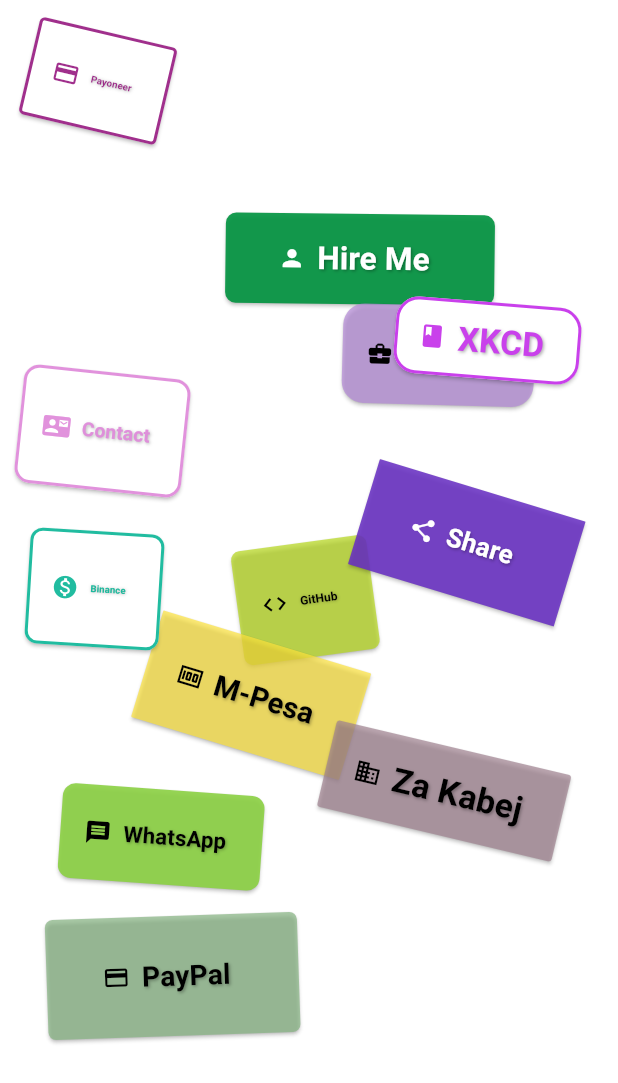
After one commit to Mach-web/HandwrittenNotesToAudio_flutterApp, a Flutter app: the screen it shows after launch, item 2 of the bottom bar chosen, after a tap on the "bubble chart" icon, on a phone screen of 412 x 824 dp. The commit adds this screen. Shown: the top 1083 px of the screen. Run offline on Flutter 3.47's test engine with Material 3 defaults, Android fonts, the phone set to English and light mode, and no system bars; our stand-ins replace audioplayers, file_picker, flutter_widget_from_html_core, get, image_picker, lottie and 2 more; missing offline and left inert: docx_template, flutter_sound, syncfusion_flutter_pdf.

Commit message:
random btns screen

```diff
--- a/lib/download.dart
+++ b/lib/download.dart
@@ -32,7 +32,7 @@ class Download {
 
     ScaffoldMessenger.of(
       context,
-    ).showSnackBar(SnackBar(content: Text('Audio saved to $newPath')));
+    ).showSnackBar(SnackBar(content: Text('Audio saved to $newPath'), duration: Duration(seconds: 5),));
   }
 
   Future<void> downloadAsPDF({
--- a/lib/views/capture/capture_notes.dart
+++ b/lib/views/capture/capture_notes.dart
@@ -4,6 +4,7 @@ import 'package:flutter/material.dart';
 import 'package:get/get.dart';
 import 'package:image_picker/image_picker.dart';
 import 'package:notestoaudio/views/capture/edit_notes.dart';
+import 'package:notestoaudio/views/random_buttons.dart';
 
 class CaptureNotesPage extends StatefulWidget {
   const CaptureNotesPage({super.key});
@@ -45,7 +46,18 @@ class _CaptureNotesPageState extends State<CaptureNotesPage> {
   @override
   Widget build(BuildContext context) {
     return Scaffold(
-      appBar: AppBar(title: Text('Capture Notes'), backgroundColor: Theme.of(context).colorScheme.primary,),
+      appBar: AppBar(
+        title: Text('Capture Notes'),
+        backgroundColor: Theme.of(context).colorScheme.primary,
+        actions: [
+          IconButton(onPressed: (){
+            Navigator.of(context).push(
+              MaterialPageRoute(builder: (context)=>RandomButtonsScreen())
+            );
+          },
+          icon: Icon(Icons.bubble_chart_outlined))
+        ],
+      ),
       body: Padding(
         padding: const EdgeInsets.all(16.0),
         child: Column(
@@ -57,12 +69,18 @@ class _CaptureNotesPageState extends State<CaptureNotesPage> {
                   child: ListView.builder(
                     scrollDirection: Axis.horizontal,
                     itemCount: _images.length,
-                      itemBuilder: (context, index) => Padding(
+                    itemBuilder:
+                        (context, index) => Padding(
                           padding: const EdgeInsets.symmetric(horizontal: 4.0),
                           child: Stack(
                             alignment: Alignment.topRight,
                             children: [
-                            Image.file(_images[index], height: 200, width: 150, fit: BoxFit.cover),
+                              Image.file(
+                                _images[index],
+                                height: 200,
+                                width: 150,
+                                fit: BoxFit.cover,
+                              ),
                               IconButton(
                                 icon: Icon(Icons.cancel, color: Colors.red),
                                 onPressed: () {
@@ -87,12 +105,15 @@ class _CaptureNotesPageState extends State<CaptureNotesPage> {
               mainAxisAlignment: MainAxisAlignment.center,
               children: [
                 ElevatedButton.icon(
-                  icon: Icon(Icons.camera_alt, color: Colors.white,),
+                  icon: Icon(Icons.camera_alt, color: Colors.white),
                   label: Text('Capture'),
                   style: ElevatedButton.styleFrom(
                     backgroundColor: Theme.of(context).colorScheme.primary,
                     foregroundColor: Colors.white,
-                      padding: const EdgeInsets.symmetric(horizontal: 32, vertical: 12),
+                    padding: const EdgeInsets.symmetric(
+                      horizontal: 32,
+                      vertical: 12,
+                    ),
                     shape: RoundedRectangleBorder(
                       borderRadius: BorderRadius.circular(30),
                     ),
@@ -101,12 +122,15 @@ class _CaptureNotesPageState extends State<CaptureNotesPage> {
                 ),
                 const SizedBox(width: 10),
                 ElevatedButton.icon(
-                  icon: Icon(Icons.upload, color: Colors.white,),
+                  icon: Icon(Icons.upload, color: Colors.white),
                   label: Text('Upload'),
                   style: ElevatedButton.styleFrom(
                     backgroundColor: Theme.of(context).colorScheme.primary,
                     foregroundColor: Colors.white,
-                      padding: const EdgeInsets.symmetric(horizontal: 32, vertical: 12),
+                    padding: const EdgeInsets.symmetric(
+                      horizontal: 32,
+                      vertical: 12,
+                    ),
                     shape: RoundedRectangleBorder(
                       borderRadius: BorderRadius.circular(30),
                     ),
@@ -117,14 +141,21 @@ class _CaptureNotesPageState extends State<CaptureNotesPage> {
             ),
             const SizedBox(height: 20),
             ElevatedButton(
-              onPressed: _images.isNotEmpty ? () {
+              onPressed:
+                  _images.isNotEmpty
+                      ? () {
                         _navigateToEditNotes();
-              } : null,
-              style: _images.isNotEmpty
+                      }
+                      : null,
+              style:
+                  _images.isNotEmpty
                       ? ElevatedButton.styleFrom(
                         backgroundColor: Theme.of(context).colorScheme.primary,
                         foregroundColor: Colors.white,
-                      padding: const EdgeInsets.symmetric(horizontal: 32, vertical: 12),
+                        padding: const EdgeInsets.symmetric(
+                          horizontal: 32,
+                          vertical: 12,
+                        ),
                         shape: RoundedRectangleBorder(
                           borderRadius: BorderRadius.circular(30),
                         ),
--- /dev/null
+++ b/lib/views/random_buttons.dart
@@ -0,0 +1,153 @@
+import 'package:flutter/material.dart';
+import 'dart:math';
+
+class RandomButtonsScreen extends StatefulWidget {
+  const RandomButtonsScreen({Key? key}) : super(key: key);
+
+  @override
+  _RandomButtonsScreenState createState() => _RandomButtonsScreenState();
+}
+
+class _RandomButtonsScreenState extends State<RandomButtonsScreen> {
+  final Random _random = Random();
+final Map<String, IconData> buttonLabels = {
+      'GitHub': Icons.code,
+      'PayPal': Icons.payment,
+      'M-Pesa': Icons.money,
+      'Payoneer': Icons.credit_card,
+      'Za Kabej': Icons.business,
+      'Binance': Icons.monetization_on,
+      'Hire Me': Icons.person,
+      'Contact': Icons.contact_mail,
+      'WhatsApp': Icons.message,
+      'LinkedIn': Icons.business_center,
+      'XKCD': Icons.book,
+      'Share': Icons.share
+      };
+
+
+  // Generate a random color
+  Color _getRandomColor() {
+    return Color.fromRGBO(
+      _random.nextInt(256),
+      _random.nextInt(256),
+      _random.nextInt(256),
+      0.8 + _random.nextDouble() * 0.2,
+    );
+  }
+
+  // Generate a random button style with improved text visibility
+  ButtonStyle _getRandomButtonStyle() {
+    final backgroundColor = _getRandomColor();
+    // Calculate the luminance of the background color
+    final luminance = (0.299 * backgroundColor.red +
+                       0.587 * backgroundColor.green +
+                       0.114 * backgroundColor.blue) / 255;
+
+    // Choose text color based on background luminance for better contrast
+    final textColor = luminance > 0.5 ? Colors.black : Colors.white;
+
+    final styles = [
+      ElevatedButton.styleFrom(
+        backgroundColor: backgroundColor,
+        foregroundColor: textColor,
+        shape: RoundedRectangleBorder(
+          borderRadius: BorderRadius.circular(_random.nextDouble() * 20),
+        ),
+      ),
+      OutlinedButton.styleFrom(
+        foregroundColor: backgroundColor,
+        backgroundColor: Colors.white,
+        side: BorderSide(color: backgroundColor, width: 2),
+        shape: RoundedRectangleBorder(
+          borderRadius: BorderRadius.circular(_random.nextDouble() * 20),
+        ),
+      ),
+      TextButton.styleFrom(
+        foregroundColor: textColor,
+        backgroundColor: backgroundColor.withOpacity(0.7),
+        shape: RoundedRectangleBorder(
+          borderRadius: BorderRadius.circular(_random.nextDouble() * 20),
+        ),
+      ),
+    ];
+    return styles[_random.nextInt(styles.length)];
+  }
+
+  // Generate a random size
+  Size _getRandomSize() {
+    return Size(
+      80 + _random.nextDouble() * 100,  // Increased minimum width
+      40 + _random.nextDouble() * 50,   // Increased minimum height
+    );
+  }
+
+  // Generate a random position
+  Offset _getRandomPosition(Size screenSize, Size buttonSize) {
+    return Offset(
+      _random.nextDouble() * (screenSize.width - buttonSize.width),
+      _random.nextDouble() * (screenSize.height - buttonSize.height),
+    );
+  }
+
+  // Generate a random rotation angle
+  double _getRandomAngle() {
+    return (_random.nextBool() ? 1 : -1) * _random.nextDouble() * 0.3;
+  }
+
+  @override
+  Widget build(BuildContext context) {
+    return Scaffold(
+      body: LayoutBuilder(
+        builder: (context, constraints) {
+          final screenSize = Size(constraints.maxWidth, constraints.maxHeight);
+          return Stack(
+            children: List.generate(buttonLabels.length, (index) {
+              final buttonSize = _getRandomSize();
+              final position = _getRandomPosition(screenSize, buttonSize);
+              final angle = _getRandomAngle();
+
+              return Positioned(
+                left: position.dx,
+                top: position.dy,
+                child: Transform.rotate(
+                  angle: angle,
+                  child: SizedBox(
+                    width: buttonSize.width,
+                    height: buttonSize.height,
+                    child: ElevatedButton.icon(
+                      icon: Icon(buttonLabels.values.elementAt(index)),
+                      style: _getRandomButtonStyle(),
+                      onPressed: () {
+                        ScaffoldMessenger.of(context).showSnackBar(
+                          SnackBar(content: Text('${buttonLabels[index]} clicked!')),
+                        );
+                      },
+                      label: FittedBox(
+                        fit: BoxFit.scaleDown,
+                        child: Text(
+                          buttonLabels.keys.elementAt(index),
+                          style: TextStyle(
+                            fontWeight: FontWeight.bold,  // Always bold for better visibility
+                            fontSize: 16 + _random.nextDouble() * 8,  // Increased font size
+                            shadows: [  // Add text shadow for better contrast
+                              Shadow(
+                                blurRadius: 2.0,
+                                color: Colors.black.withOpacity(0.3),
+                                offset: Offset(1, 1),
+                              ),
+                            ],
+                          ),
+                        ),
+                      ),
+                    ),
+                  ),
+                ),
+              );
+            }),
+          );
+        },
+      ),
+    );
+  }
+}
--- a/pubspec.yaml
+++ b/pubspec.yaml
@@ -46,6 +46,7 @@ dependencies:
   docx_template: ^0.4.0
   share_plus: ^10.1.4
   permission_handler: ^11.4.0
+  url_launcher: ^6.3.1
 
 dev_dependencies:
   flutter_test:
```
Also changed, not shown: pubspec.lock, 1 other file. Lines whose indentation alone changed are shown as unchanged.
